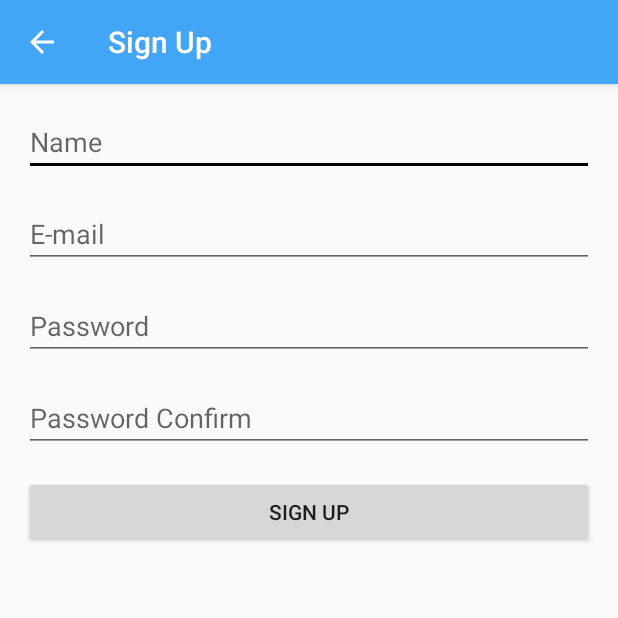
After one commit to J-HM/App_PokusMe, an Android app: the SignUpActivity screen opened directly, with no data from a screen before it, on a phone screen of 412 x 824 dp, the top half of it. The commit adds this screen. Run offline under Robolectric (Android 15) with nearby library versions, the phone set to English and light mode, and no system bars; our stand-ins replace Firebase (no records; nobody signed in at launch, a user with empty details on screens opened directly).

Commit message:
Add Facebook login Detach social login and general login

```diff
--- /dev/null
+++ b/app/src/main/java/com/jhm/android/app_pokusme/ui/login/SignUpActivity.kt
@@ -0,0 +1,30 @@
+package com.jhm.android.app_pokusme.ui.login
+
+import androidx.appcompat.app.AppCompatActivity
+import android.os.Bundle
+import android.view.MenuItem
+import com.google.firebase.auth.FirebaseAuth
+import com.jhm.android.app_pokusme.R
+
+class SignUpActivity : AppCompatActivity() {
+    private lateinit var auth: FirebaseAuth
+
+    override fun onCreate(savedInstanceState: Bundle?) {
+        super.onCreate(savedInstanceState)
+        setContentView(R.layout.activity_sign_up)
+
+        supportActionBar?.setDisplayHomeAsUpEnabled(true)
+
+        auth = FirebaseAuth.getInstance()
+    }
+
+    override fun onOptionsItemSelected(item: MenuItem): Boolean {
+        return when (item.itemId) {
+            android.R.id.home -> {
+                onBackPressed()
+                true
+            }
+            else -> super.onOptionsItemSelected(item)
+        }
+    }
+}
--- /dev/null
+++ b/app/src/main/res/layout/activity_sign_up.xml
@@ -0,0 +1,98 @@
+<?xml version="1.0" encoding="utf-8"?>
+<androidx.constraintlayout.widget.ConstraintLayout xmlns:android="http://schemas.android.com/apk/res/android"
+    xmlns:app="http://schemas.android.com/apk/res-auto"
+    xmlns:tools="http://schemas.android.com/tools"
+    android:layout_width="match_parent"
+    android:layout_height="match_parent"
+    tools:context="com.jhm.android.app_pokusme.ui.login.SignUpActivity">
+
+    <EditText
+        android:id="@+id/edit_signUp_name"
+        android:layout_width="0dp"
+        android:layout_height="wrap_content"
+        android:layout_marginStart="16dp"
+        android:layout_marginLeft="16dp"
+        android:layout_marginTop="16dp"
+        android:layout_marginEnd="16dp"
+        android:layout_marginRight="16dp"
+        android:autofillHints="emailAddress"
+        android:ems="10"
+        android:hint="@string/signUp_name"
+        android:inputType="text"
+        app:layout_constraintEnd_toEndOf="parent"
+        app:layout_constraintHorizontal_bias="0.0"
+        app:layout_constraintStart_toStartOf="parent"
+        app:layout_constraintTop_toTopOf="parent"
+        tools:targetApi="o" />
+
+    <EditText
+        android:id="@+id/edit_signUp_email"
+        android:layout_width="0dp"
+        android:layout_height="wrap_content"
+        android:layout_marginStart="16dp"
+        android:layout_marginLeft="16dp"
+        android:layout_marginTop="16dp"
+        android:layout_marginEnd="16dp"
+        android:layout_marginRight="16dp"
+        android:autofillHints="emailAddress"
+        android:ems="10"
+        android:hint="@string/signUp_email"
+        android:inputType="textEmailAddress"
+        app:layout_constraintEnd_toEndOf="parent"
+        app:layout_constraintHorizontal_bias="0.0"
+        app:layout_constraintStart_toStartOf="parent"
+        app:layout_constraintTop_toBottomOf="@+id/edit_signUp_name"
+        tools:targetApi="o" />
+
+    <EditText
+        android:id="@+id/edit_signUp_password"
+        android:layout_width="0dp"
+        android:layout_height="wrap_content"
+        android:layout_marginStart="16dp"
+        android:layout_marginLeft="16dp"
+        android:layout_marginTop="16dp"
+        android:layout_marginEnd="16dp"
+        android:layout_marginRight="16dp"
+        android:autofillHints="password"
+        android:ems="10"
+        android:hint="@string/signUp_password"
+        android:inputType="textPassword"
+        app:layout_constraintEnd_toEndOf="parent"
+        app:layout_constraintHorizontal_bias="0.0"
+        app:layout_constraintStart_toStartOf="parent"
+        app:layout_constraintTop_toBottomOf="@+id/edit_signUp_email"
+        tools:targetApi="o" />
+
+    <EditText
+        android:id="@+id/edit_signUp_passwordConfirm"
+        android:layout_width="0dp"
+        android:layout_height="wrap_content"
+        android:layout_marginStart="16dp"
+        android:layout_marginLeft="16dp"
+        android:layout_marginTop="16dp"
+        android:layout_marginEnd="16dp"
+        android:layout_marginRight="16dp"
+        android:autofillHints="password"
+        android:ems="10"
+        android:hint="@string/signUp_passwordConfirm"
+        android:inputType="textPassword"
+        app:layout_constraintEnd_toEndOf="parent"
+        app:layout_constraintHorizontal_bias="0.0"
+        app:layout_constraintStart_toStartOf="parent"
+        app:layout_constraintTop_toBottomOf="@+id/edit_signUp_password"
+        tools:targetApi="o" />
+
+    <Button
+        android:id="@+id/button_signUp_signUp"
+        android:layout_width="0dp"
+        android:layout_height="wrap_content"
+        android:layout_marginStart="16dp"
+        android:layout_marginLeft="16dp"
+        android:layout_marginTop="16dp"
+        android:layout_marginEnd="16dp"
+        android:layout_marginRight="16dp"
+        android:text="@string/signUp_signUp"
+        app:layout_constraintEnd_toEndOf="parent"
+        app:layout_constraintStart_toStartOf="parent"
+        app:layout_constraintTop_toBottomOf="@+id/edit_signUp_passwordConfirm" />
+</androidx.constraintlayout.widget.ConstraintLayout>
--- a/app/src/main/res/values/strings.xml
+++ b/app/src/main/res/values/strings.xml
@@ -1,9 +1,11 @@
 <resources>
-    <string name="app_name">PokusMe</string>
+    <string name="app_name">Pokus Me</string>
 
     <string name="title_home">Home</string>
     <string name="title_submit">Submit</string>
     <string name="title_profile">Profile</string>
+    <string name="title_signIn">Sign In</string>
+    <string name="title_signUp">Sign Up</string>
 
     <string name="login_signIn">Sign In</string>
     <string name="login_signUp">Sign Up</string>
@@ -11,9 +13,23 @@
     <string name="login_facebook">Facebook</string>
     <string name="login_kakao">KaKao</string>
     <string name="login_naver">Naver</string>
-    <string name="login_email" translatable="false">E-mail</string>
-    <string name="login_password" translatable="false">Password</string>
+
+    <string name="signIn_email">E-mail</string>
+    <string name="signIn_password">Password</string>
+    <string name="signIn_signIn">Sign In</string>
+
+    <string name="signUp_name">Name</string>
+    <string name="signUp_email">E-mail</string>
+    <string name="signUp_password">Password</string>
+    <string name="signUp_passwordConfirm">Password Confirm</string>
+    <string name="signUp_signUp">Sign Up</string>
+
     <string name="profile_signOut">Sign Out</string>
     <string name="profile_edit">Edit</string>
     <string name="profile_name">Name</string>
+
+
+    <string name="facebook_app_id" translatable="false">173371833894134</string>
+    <string name="fb_login_protocol_scheme" translatable="false">fb173371833894134</string>
+
 </resources>
```
Also changed, not shown: app/build.gradle (+8 -7 lines), app/src/main/AndroidManifest.xml (+31 -3 lines), app/src/main/java/com/jhm/android/app_pokusme/MainActivity.kt (+13 -6 lines), app/src/main/java/com/jhm/android/app_pokusme/data/UserData.kt (added, +7 -0 lines), app/src/main/java/com/jhm/android/app_pokusme/ui/login/LoginActivity.kt (+44 -50 lines), app/src/main/java/com/jhm/android/app_pokusme/ui/login/SignInActivity.kt (added, +72 -0 lines), app/src/main/java/com/jhm/android/app_pokusme/ui/profile/ProfileFragment.kt (+15 -18 lines), app/src/main/java/com/jhm/android/app_pokusme/ui/profile/ProfileViewModel.kt (+3 -10 lines), app/src/main/res/layout/activity_login.xml (+2 -40 lines), app/src/main/res/layout/activity_sign_in.xml (added, +60 -0 lines), app/src/main/java/com/jhm/android/app_pokusme/ui/login/GoogleModel.kt (deleted), 1 other file.
